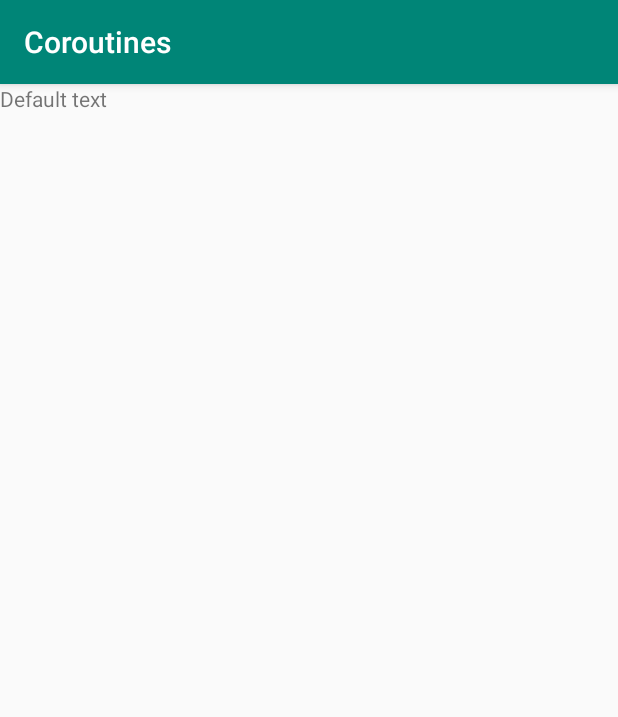
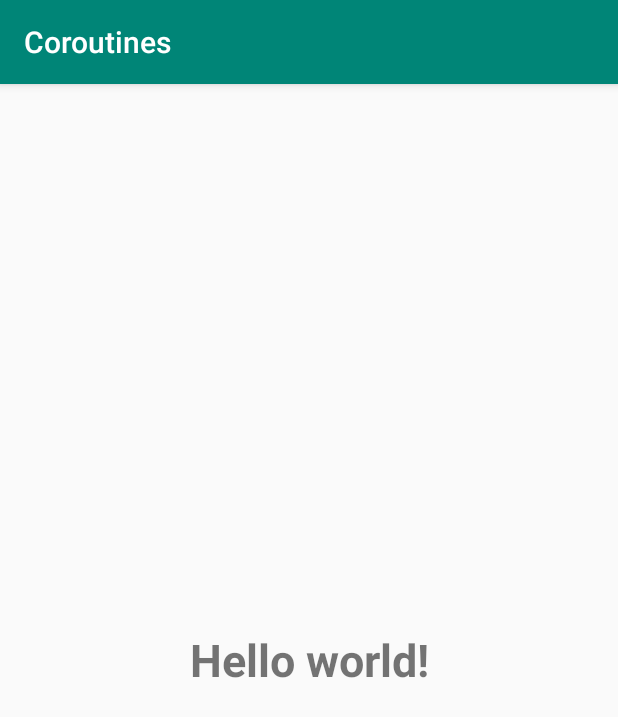
Before and after one commit to diegoojeda/android-academy-course, an Android app: the screen it shows after launch (CoroutinesActivity), on a phone screen of 412 x 824 dp. Shown: the top 717 px of the screen. Run offline under Robolectric (Android 15) with nearby library versions, the phone set to English and light mode, and no system bars; our stand-ins replace Room's generated code; libraries missing offline, so code that uses them is left out: com.jakewharton.retrofit2.

Commit message:
Few changes on Update UI

```diff
--- a/app/src/main/java/com/apiumhub/androidarch/lesson_2/CoroutinesActivity.kt
+++ b/app/src/main/java/com/apiumhub/androidarch/lesson_2/CoroutinesActivity.kt
@@ -28,7 +28,7 @@ class CoroutinesActivity : AppCompatActivity() {
                 Log.d("Coroutines", "This will run when activity is resumed")
             }
             Log.d("Coroutines", "This will run after activity's onResume")
-//            updateUI()
+            updateUI()
         }
         //TODO Try to move this code inside the constructor!
     }
--- a/app/src/main/res/layout/activity_coroutines.xml
+++ b/app/src/main/res/layout/activity_coroutines.xml
@@ -5,9 +5,12 @@
     android:orientation="vertical">
 
     <TextView
+        android:layout_height="match_parent"
+        android:gravity="center"
+        android:textSize="30sp"
         android:id="@+id/coroutinesTv"
         android:layout_width="match_parent"
-        android:layout_height="wrap_content"
+        android:textStyle="bold"
         android:text="Default text" />
 
 </LinearLayout>
```
